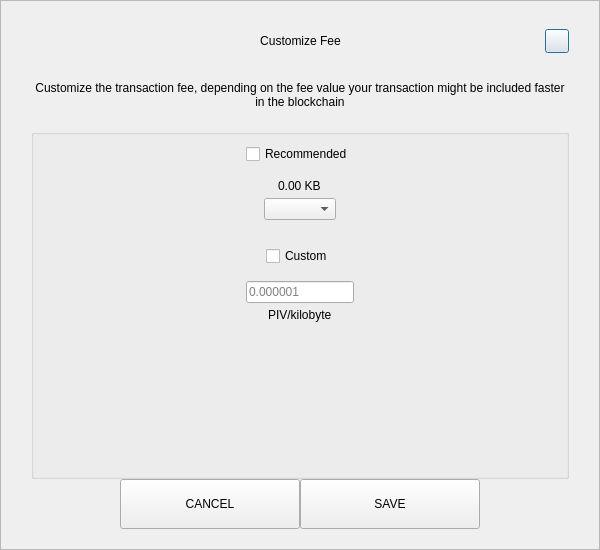
This is src/qt/mk2x/forms/sendcustomfeedialog.ui in mk2crypto/MK2 as Qt 5 draws it before an edit. The edited form follows.
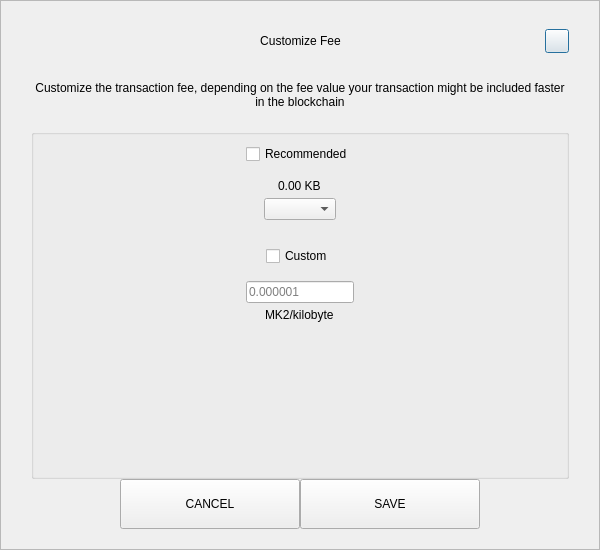
This is the edited form.

Patch:
```diff
--- a/src/qt/mk2x/forms/sendcustomfeedialog.ui
+++ b/src/qt/mk2x/forms/sendcustomfeedialog.ui
@@ -287,7 +287,7 @@
            <item alignment="Qt::AlignHCenter">
             <widget class="QLabel" name="labelCustomFee">
              <property name="text">
-              <string>PIV/kilobyte</string>
+              <string>MK2/kilobyte</string>
              </property>
             </widget>
            </item>
```
